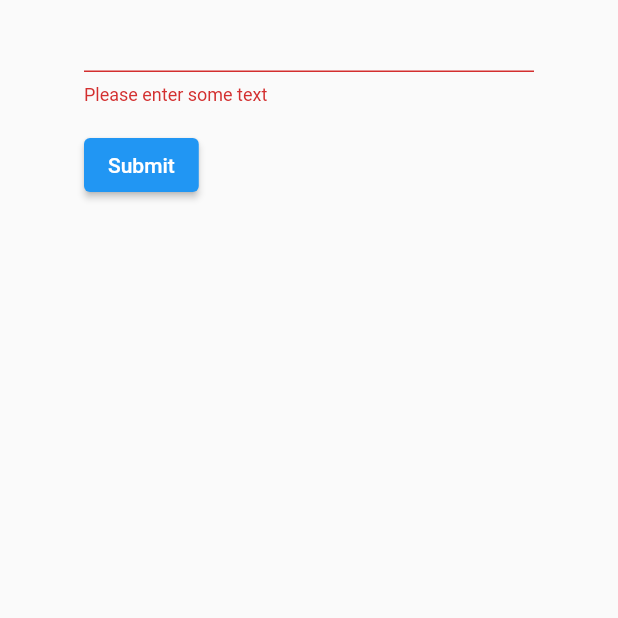
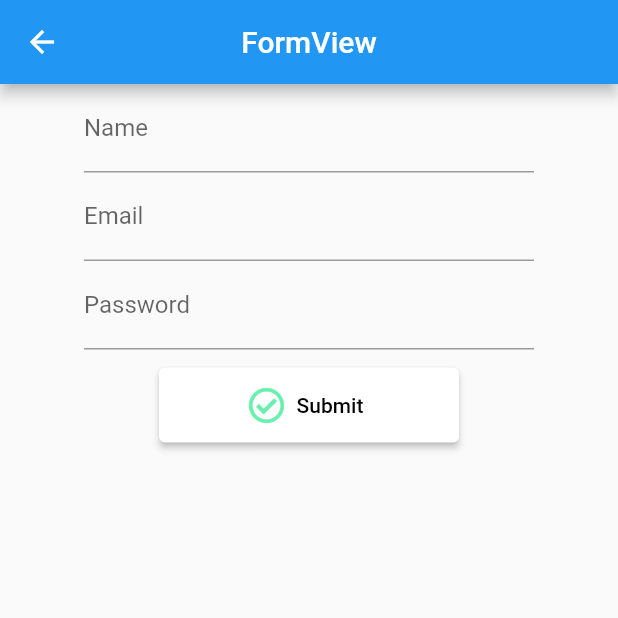
Before and after one commit to wagnervf/flutter-login-firebase, a Flutter app: the FormView screen opened directly, after a tap on "Submit", on a phone screen of 412 x 824 dp, the top half of it. Run offline on Flutter 3.47's test engine with Material 2 defaults, Android fonts, the phone set to English and light mode, and no system bars; our stand-ins replace cloud_firestore, firebase_auth, firebase_core, firebase_storage, font_awesome_flutter, get and 1 more; accounts and stored records are empty; network calls fail.

Commit message:
create user in firebase

```diff
--- a/lib/app/modules/login/controllers/login_controller.dart
+++ b/lib/app/modules/login/controllers/login_controller.dart
@@ -1,20 +1,125 @@
+import 'package:cloud_firestore/cloud_firestore.dart';
+import 'package:firebase_auth/firebase_auth.dart';
+import 'package:firebase_storage/firebase_storage.dart';
+import 'package:flutter/cupertino.dart';
+import 'package:flutter_loggin_firebase/app/modules/components/messages_snackbar.dart';
+import 'package:flutter_loggin_firebase/app/modules/login/views/login_view.dart';
+import 'package:flutter_loggin_firebase/app/modules/user/views/user_view.dart';
 import 'package:get/get.dart';
+import 'package:google_sign_in/google_sign_in.dart';
 
 class LoginController extends GetxController {
-  //TODO: Implement LoginController
+  final FirebaseAuth _auth = FirebaseAuth.instance;
+  final FirebaseFirestore firestore = FirebaseFirestore.instance;
 
-  final count = 0.obs;
-  @override
-  void onInit() {
-    super.onInit();
+  GoogleSignIn googleSignIn = GoogleSignIn();
+  Map<String, dynamic> userData = Map();
+
+  final _userFirebase = <User>[].obs;
+  final _logged = false.obs;
+  final _loading = false.obs;
+
+  //late User userCreatedFirebase;
+  //final userCreatedFirebase = <User>[].obs;
+  //RxList<User> get userFirestore => userCreatedFirebase;
+
+  RxList<User> get userFirebase => _userFirebase;
+  bool get userLogged => _logged.value;
+  bool get loading => _loading.value;
+
+  //
+  //Login Google
+  //
+  void setUserGoogleInFirebase(AuthCredential credential) async {
+    final UserCredential authResult =
+        await _auth.signInWithCredential(credential);
+
+    final User? user = authResult.user;
+
+    setUserFirebase(user);
+    setLogged(true);
+
+    Get.to(() => UserView());
   }
 
-  @override
-  void onReady() {
-    super.onReady();
+  //
+  //CreateUser WithEmailAndPassword Firebase
+  //
+  void createUserFirebase({
+    required Map<String, dynamic> userData,
+    required String password,
+  }) async {
+    try {
+      setLoading(true);
+
+      UserCredential userCredential =
+          await FirebaseAuth.instance.createUserWithEmailAndPassword(
+        email: userData["email"],
+        password: password,
+      );
+
+      setUserFirebase(userCredential.user!);
+      await _saveUserInFirebase(userData);
+      setLogged(true);
+      setLoading(false);
+      //
+    } on FirebaseAuthException catch (e) {
+      getErroCreateUserFireabse(e);
+      setLoading(false);
+      setLogged(false);
+      //
+    } catch (e) {
+      setLoading(false);
+      setLogged(false);
+      print(e);
+      //
+    }
   }
 
-  @override
-  void onClose() {}
-  void increment() => count.value++;
+  Future _saveUserInFirebase(Map<String, dynamic> userData) async {
+    this.userData = userData;
+    await firestore.collection("users").doc(_userFirebase[0].uid).set(userData);
+  }
+
+  getErroCreateUserFireabse(FirebaseAuthException error) {
+    if (error.code == 'weak-password') {
+      MessagesSnackbar.show('A senha fornecida é muito fraca.');
+    } else if (error.code == 'email-already-in-use') {
+      MessagesSnackbar.show('Este email já está em uso em outra conta');
+    }
+  }
+
+  void setLoading(bool val) {
+    _loading.value = val;
+  }
+
+  void setUserFirebase(user) {
+    _userFirebase.add(user);
+    _userFirebase.refresh();
+  }
+
+  void setLogged(bool value) {
+    _logged.value = value;
+    _logged.refresh();
+  }
+
+  void setLogoutAll() async {
+    // await googleSignIn.disconnect();
+    FirebaseAuth.instance.signOut();
+    clearUser();
+    setLogged(false);
+    userData = Map();
+    Get.to(() => LoginView());
+  }
+
+  void clearUser() {
+    _userFirebase.clear();
+    _userFirebase.refresh();
+  }
 }
+
+// FirebaseAuth.instance.authStateChanges().listen((user) {
+//   setState(() {
+//     loginController.setUserFirebase(user);
+//   });
+// });
--- a/lib/app/modules/login/views/form_view.dart
+++ b/lib/app/modules/login/views/form_view.dart
@@ -1,4 +1,7 @@
 import 'package:flutter/material.dart';
+import 'package:flutter_loggin_firebase/app/modules/login/controllers/login_controller.dart';
+import 'package:font_awesome_flutter/font_awesome_flutter.dart';
+import 'package:get/get.dart';
 
 class FormView extends StatefulWidget {
   const FormView({Key? key}) : super(key: key);
@@ -10,45 +13,90 @@ class FormView extends StatefulWidget {
 }
 
 class FormViewState extends State<FormView> {
+  final loginController = Get.put(LoginController());
   final _formKey = GlobalKey<FormState>();
+  final _scallfoldKey = GlobalKey<ScaffoldState>();
+
+  final TextEditingController _nameController = TextEditingController();
+  final TextEditingController _emailController = TextEditingController();
+  final TextEditingController _passwordController = TextEditingController();
 
   @override
   Widget build(BuildContext context) {
-    // Build a Form widget using the _formKey created above.
-    return Form(
+    return Scaffold(
+      key: _scallfoldKey,
+      appBar: AppBar(
+        title: const Text('FormView'),
+        centerTitle: true,
+      ),
+      body: Center(
+        child: Form(
           key: _formKey,
-      child: Center(
           child: Container(
             width: 300.0,
             child: Column(
               crossAxisAlignment: CrossAxisAlignment.start,
               children: [
                 TextFormField(
-                // The validator receives the text that the user has entered.
-                validator: (value) {
-                  if (value == null || value.isEmpty) {
-                    return 'Please enter some text';
-                  }
-                  return null;
-                },
+                  controller: _nameController,
+                  decoration: const InputDecoration(labelText: 'Name'),
                 ),
-              Padding(
-                padding: const EdgeInsets.symmetric(vertical: 16.0),
-                child: ElevatedButton(
-                  onPressed: () {
-                    if (_formKey.currentState!.validate()) {
-                      ScaffoldMessenger.of(context).showSnackBar(
-                        const SnackBar(content: Text('Processing Data')),
-                      );
-                    }
-                  },
-                  child: const Text('Submit'),
+                TextFormField(
+                  controller: _emailController,
+                  decoration: const InputDecoration(labelText: 'Email'),
+                ),
+                TextFormField(
+                  controller: _passwordController,
+                  decoration: const InputDecoration(labelText: 'Password'),
+                ),
+                const SizedBox(height: 12),
+                Obx(
+                  () => Container(
+                    alignment: Alignment.center,
+                    width: 300,
+                    child: loginController.loading
+                        ? const Center(child: CircularProgressIndicator())
+                        : buttonSubmit(),
                   ),
                 ),
               ],
             ),
           ),
         ),
+      ),
     );
   }
+
+  ElevatedButton buttonSubmit() {
+    return ElevatedButton.icon(
+      label: const Text('Submit'),
+      style: ElevatedButton.styleFrom(
+        primary: Colors.white,
+        onPrimary: Colors.black,
+        minimumSize: const Size(200, 50),
+      ),
+      icon: const FaIcon(
+        FontAwesomeIcons.checkCircle,
+        color: Colors.greenAccent,
+      ),
+      onPressed: () {
+        Map<String, dynamic> userData = {
+          "name": _nameController.text,
+          "email": _emailController.text,
+        };
+
+        loginController.createUserFirebase(
+          userData: userData,
+          password: _passwordController.text,
+        );
+      },
+    );
   }
+
+  @override
+  void dispose() {
+    _emailController.dispose();
+    _passwordController.dispose();
+    super.dispose();
+  }
+}
--- a/lib/app/modules/login/views/login_view.dart
+++ b/lib/app/modules/login/views/login_view.dart
@@ -1,28 +1,74 @@
+import 'package:firebase_auth/firebase_auth.dart';
 import 'package:flutter/material.dart';
 import 'package:flutter_loggin_firebase/app/modules/login/views/form_view.dart';
-
+import 'package:flutter_loggin_firebase/app/modules/user/views/user_view.dart';
+import 'package:font_awesome_flutter/font_awesome_flutter.dart';
 import 'package:get/get.dart';
-
+import 'package:google_sign_in/google_sign_in.dart';
 import '../controllers/login_controller.dart';
+import 'google_sign_in_provider.dart';
 
 class LoginView extends GetView<LoginController> {
+  final loginController = Get.put(LoginController());
   @override
   Widget build(BuildContext context) {
     return Scaffold(
       appBar: AppBar(
-        title: Text('LoginView'),
+        title: const Text('LoginView'),
         centerTitle: true,
       ),
-      body: FormView(),
+      body: _buildBody(),
     );
   }
 
-  Container loginContainer() {
-    return Container(
-      child: Text(
-        'LoginView is working',
-        style: TextStyle(fontSize: 20),
+  Widget _buildBody() {
+    return Obx(
+      () => Visibility(
+        visible: !loginController.userLogged,
+        child: signUpWidget(),
+        replacement: buidLogged(),
       ),
     );
   }
+
+  Container buidLogged() {
+    return Container(
+      alignment: Alignment.center,
+      child: Column(
+        mainAxisAlignment: MainAxisAlignment.center,
+        children: [
+          Obx(() => Text('${loginController.userFirebase[0].uid}')),
+          TextButton(
+            onPressed: () => Get.to(() => UserView()),
+            child: const Text('Profile'),
+          ),
+          TextButton(
+            onPressed: () => loginController.setLogoutAll(),
+            child: const Text('Logout'),
+          ),
+        ],
+      ),
+    );
+  }
+
+  Widget signUpWidget() {
+    return ListView(
+      children: [
+        Column(
+          mainAxisAlignment: MainAxisAlignment.spaceAround,
+          children: [
+            const SizedBox(height: 32),
+            const Text("Você não está conectado"),
+            const SizedBox(height: 32),
+            TextButton(
+              onPressed: () => Get.to(() => FormView()),
+              child: const Text('Criar Conta'),
+            ),
+            const SizedBox(height: 32),
+            GoogleSignInProvider(),
+          ],
+        ),
+      ],
+    );
+  }
 }
--- a/lib/app/modules/user/views/user_view.dart
+++ b/lib/app/modules/user/views/user_view.dart
@@ -17,26 +17,6 @@ class UserView extends GetView<UserController> {
     );
   }
 
-  // Widget buildStream(context) {
-  //   return StreamBuilder(
-  //       stream: FirebaseAuth.instance.authStateChanges(),
-  //       builder: (context, snapshot) {
-  //         if (snapshot.connectionState == ConnectionState.waiting) {
-  //           return const Center(child: CircularProgressIndicator());
-  //         } else if (snapshot.hasData) {
-  //           return LoggedInWidget(context);
-  //         } else if (snapshot.hasData) {
-  //           return const Center(child: Text('Erro!'));
-  //         } else {
-  //           return SignUpWidget();
-  //         }
-  //       });
-  // }
-
-  // Widget SignUpWidget() {
-  //   return Text('Default');
-  // }
-
   Widget loggedInWidget(BuildContext context) {
     final user = loginController.userFirebase[0];
     final logged = loginController.userLogged;
@@ -52,10 +32,11 @@ class UserView extends GetView<UserController> {
                 mainAxisAlignment: MainAxisAlignment.spaceAround,
                 children: [
                   CircleAvatar(
-                      radius: 40, backgroundImage: NetworkImage(user.photoURL)),
+                      radius: 40,
+                      backgroundImage: NetworkImage('${user.photoURL}')),
                   const SizedBox(height: 32),
-                  Text(user.displayName, style: TextStyle(fontSize: 20)),
-                  Text(user.email),
+                  Text('${user.displayName}', style: TextStyle(fontSize: 20)),
+                  Text('${user.email}'),
                   Text('emailVerified: ${user.emailVerified.toString()}'),
                   Text(user.uid),
                   const SizedBox(height: 32),
--- a/lib/app/routes/app_pages.dart
+++ b/lib/app/routes/app_pages.dart
@@ -2,12 +2,15 @@ import 'package:get/get.dart';
 
 import 'package:flutter_loggin_firebase/app/modules/login/bindings/login_binding.dart';
 import 'package:flutter_loggin_firebase/app/modules/login/views/login_view.dart';
+import 'package:flutter_loggin_firebase/app/modules/user/bindings/user_binding.dart';
+import 'package:flutter_loggin_firebase/app/modules/user/views/user_view.dart';
 
 part 'app_routes.dart';
 
 class AppPages {
   AppPages._();
 
+  // ignore: constant_identifier_names
   static const INITIAL = Routes.LOGIN;
 
   static final routes = [
@@ -16,5 +19,10 @@ class AppPages {
       page: () => LoginView(),
       binding: LoginBinding(),
     ),
+    GetPage(
+      name: _Paths.USER,
+      page: () => UserView(),
+      binding: UserBinding(),
+    ),
   ];
 }
--- a/lib/app/routes/app_routes.dart
+++ b/lib/app/routes/app_routes.dart
@@ -4,9 +4,15 @@ part of 'app_pages.dart';
 abstract class Routes {
   Routes._();
 
+  // ignore: constant_identifier_names
   static const LOGIN = _Paths.LOGIN;
+  // ignore: constant_identifier_names
+  static const USER = _Paths.USER;
 }
 
 abstract class _Paths {
+  // ignore: constant_identifier_names
   static const LOGIN = '/login';
+  // ignore: constant_identifier_names
+  static const USER = '/user';
 }
--- a/pubspec.yaml
+++ b/pubspec.yaml
@@ -17,10 +17,12 @@ dependencies:
   cupertino_icons: ^1.0.2
   firebase_core: ^1.4.0
   firebase_storage: ^10.0.1
+  cloud_firestore: ^2.4.0
   firebase_auth: ^3.0.1
   google_sign_in: ^5.0.5
   get: ^4.3.0
-
+  # Google icon
+  font_awesome_flutter: ^9.1.0
 dev_dependencies:
   flutter_test:
     sdk: flutter
```
Also changed, not shown: lib/app/modules/components/messages_snackbar.dart (added, +16 -0 lines), lib/app/modules/user/controllers/user_controller.dart (+18 -1 lines), lib/main.dart (+29 -5 lines), pubspec.lock, 1 other file. Lines whose indentation alone changed are shown as unchanged.
